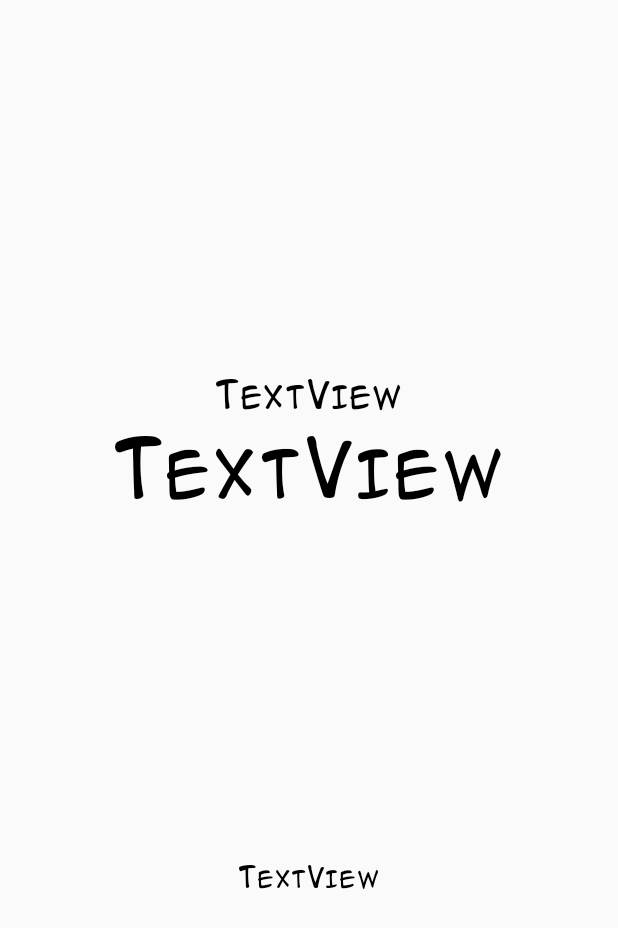
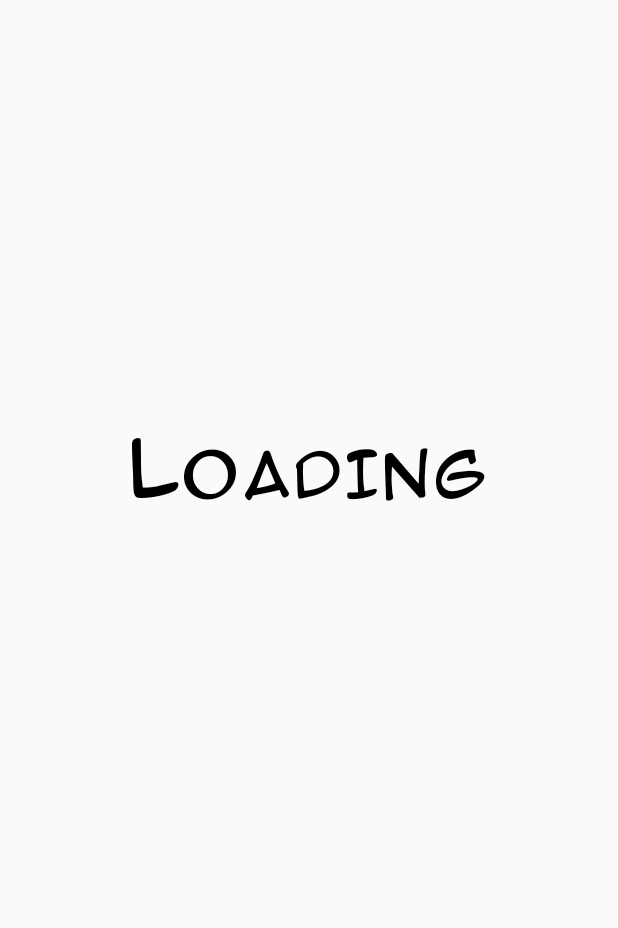
Before and after one commit to 0xAndoroid/TimeCounter, an Android app: the layout activity_main.xml on its own in the app's theme, with its tools: preview values and no code run, on a phone screen of 412 x 824 dp. Shown: the top 928 px of the screen. Run offline under Robolectric (Android 15) with nearby library versions, the phone set to English and light mode, and no system bars.

```diff
--- a/app/build.gradle
+++ b/app/build.gradle
@@ -7,8 +7,8 @@ android {
         applicationId "xyz.andoroid.timecounter"
         minSdkVersion 26
         targetSdkVersion 29
-        versionCode 1
-        versionName "1.0"
+        versionCode 2
+        versionName "1.1"
         testInstrumentationRunner "androidx.test.runner.AndroidJUnitRunner"
     }
     buildTypes {
--- a/app/src/main/res/layout/activity_main.xml
+++ b/app/src/main/res/layout/activity_main.xml
@@ -12,7 +12,6 @@
         android:layout_width="wrap_content"
         android:layout_height="wrap_content"
         android:fontFamily="@font/fff"
-        android:text="TextView"
         android:textColor="#000000"
         android:textSize="24sp"
         app:layout_constraintBottom_toTopOf="@+id/EventTime"
@@ -25,7 +24,7 @@
         android:layout_height="wrap_content"
         android:layout_marginTop="50dp"
         android:fontFamily="@font/fff"
-        android:text="TextView"
+        android:text="Loading"
         android:textColor="#000000"
         android:textSize="50sp"
         app:layout_constraintBottom_toTopOf="@+id/NextEvent"
@@ -38,7 +37,6 @@
         android:layout_width="wrap_content"
         android:layout_height="wrap_content"
         android:fontFamily="@font/fff"
-        android:text="TextView"
         android:textAlignment="center"
         android:textColor="#000"
         android:textSize="18sp"
@@ -48,4 +46,13 @@
         app:layout_constraintTop_toBottomOf="@+id/EventTime"
         app:layout_constraintVertical_bias="0.65999997" />
 
+    <Button
+        android:id="@+id/button"
+        android:layout_width="wrap_content"
+        android:layout_height="wrap_content"
+        android:text="Stop playing"
+        android:visibility="invisible"
+        app:layout_constraintBottom_toBottomOf="parent"
+        app:layout_constraintEnd_toEndOf="parent" />
+
 </androidx.constraintlayout.widget.ConstraintLayout>
```
Also changed, not shown: app/src/main/java/xyz/andoroid/timecounter/MainActivity.java (+25 -2 lines), app/src/main/res/drawable/test.png (deleted), 2 other files.
